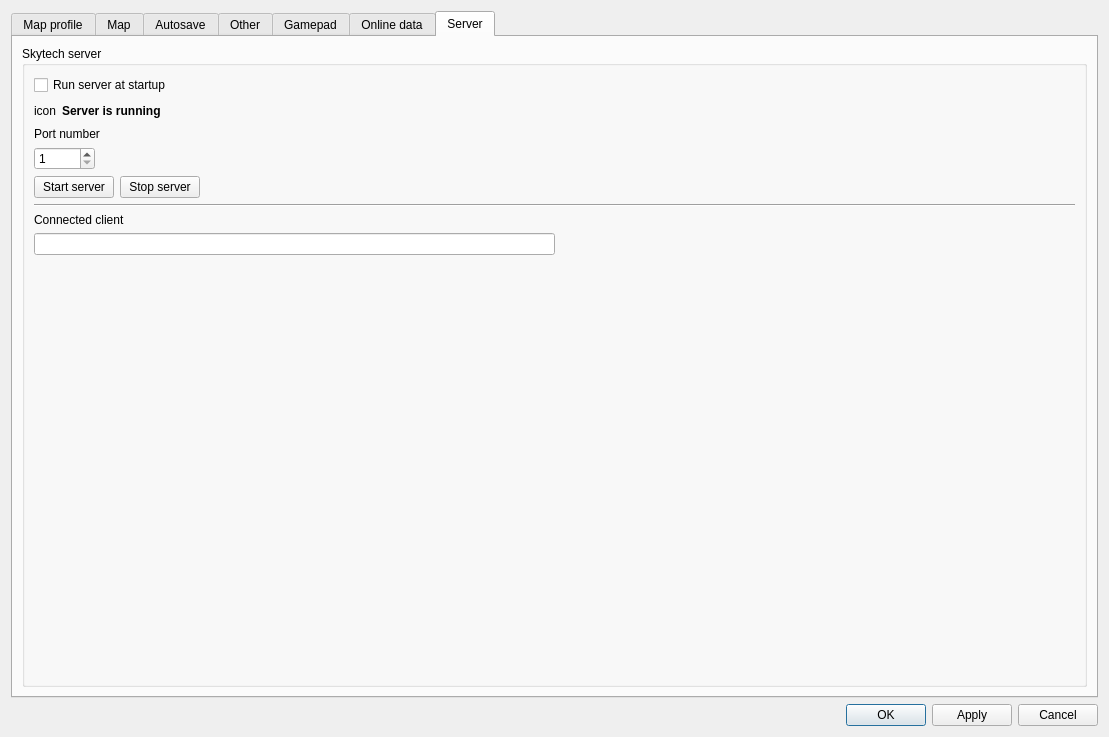
Before: the Qt Designer form csetting.ui in PavelMr/skytechx, drawn with Qt 5.
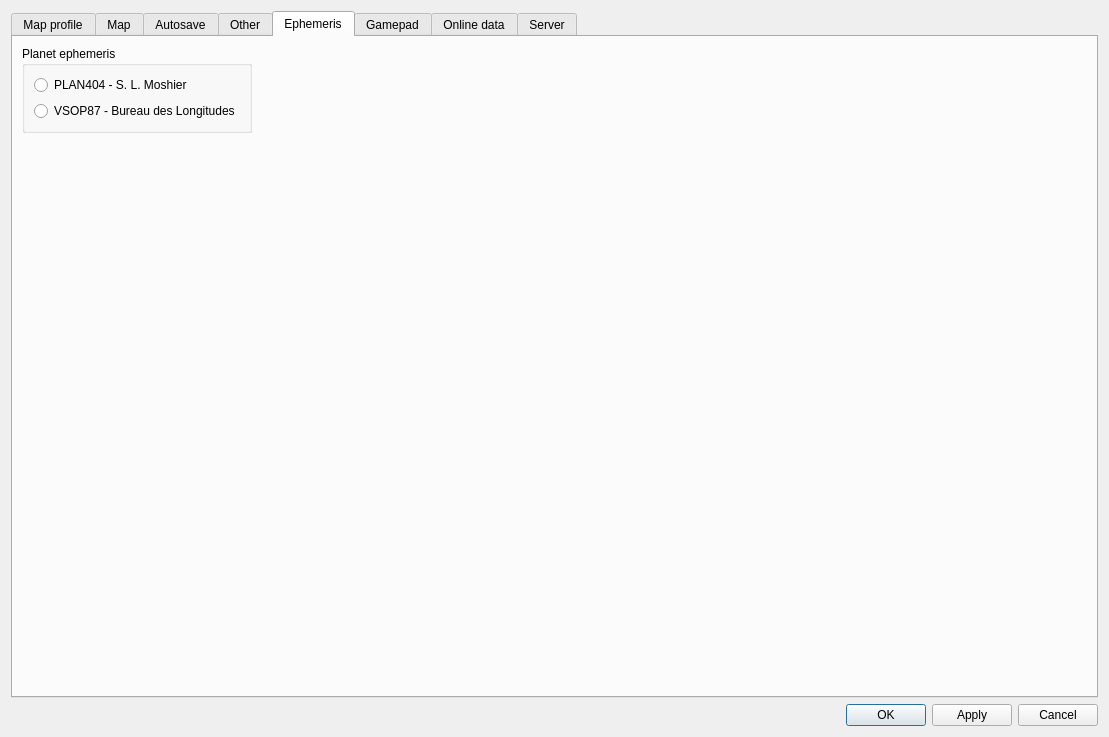
After: the same form once the commit is applied. Custom widgets are drawn as their Qt base class.

Commit message: Topocentric observatory. VSOP87 ephemeris.

What changed in the file:
```diff
--- a/csetting.ui
+++ b/csetting.ui
@@ -23,7 +23,7 @@
       <enum>QTabWidget::Rounded</enum>
      </property>
      <property name="currentIndex">
-      <number>6</number>
+      <number>4</number>
      </property>
      <property name="documentMode">
       <bool>false</bool>
@@ -4487,6 +4487,66 @@
        </item>
       </layout>
      </widget>
+     <widget class="QWidget" name="tab_19">
+      <attribute name="title">
+       <string>Ephemeris</string>
+      </attribute>
+      <layout class="QVBoxLayout" name="verticalLayout_104">
+       <item>
+        <layout class="QGridLayout" name="gridLayout_12">
+         <item row="0" column="0">
+          <widget class="QGroupBox" name="groupBox_31">
+           <property name="title">
+            <string>Planet ephemeris</string>
+           </property>
+           <layout class="QVBoxLayout" name="verticalLayout_105">
+            <item>
+             <widget class="QRadioButton" name="rb_plan404">
+              <property name="text">
+               <string>PLAN404 - S. L. Moshier</string>
+              </property>
+             </widget>
+            </item>
+            <item>
+             <widget class="QRadioButton" name="rb_vsop87">
+              <property name="text">
+               <string>VSOP87 - Bureau des Longitudes</string>
+              </property>
+             </widget>
+            </item>
+           </layout>
+          </widget>
+         </item>
+         <item row="0" column="1">
+          <spacer name="horizontalSpacer_22">
+           <property name="orientation">
+            <enum>Qt::Horizontal</enum>
+           </property>
+           <property name="sizeHint" stdset="0">
+            <size>
+             <width>40</width>
+             <height>20</height>
+            </size>
+           </property>
+          </spacer>
+         </item>
+         <item row="1" column="0">
+          <spacer name="verticalSpacer_19">
+           <property name="orientation">
+            <enum>Qt::Vertical</enum>
+           </property>
+           <property name="sizeHint" stdset="0">
+            <size>
+             <width>20</width>
+             <height>40</height>
+            </size>
+           </property>
+          </spacer>
+         </item>
+        </layout>
+       </item>
+      </layout>
+     </widget>
      <widget class="QWidget" name="tab_16">
       <attribute name="title">
        <string>Gamepad</string>
```
The commit also changes 28 other files.
